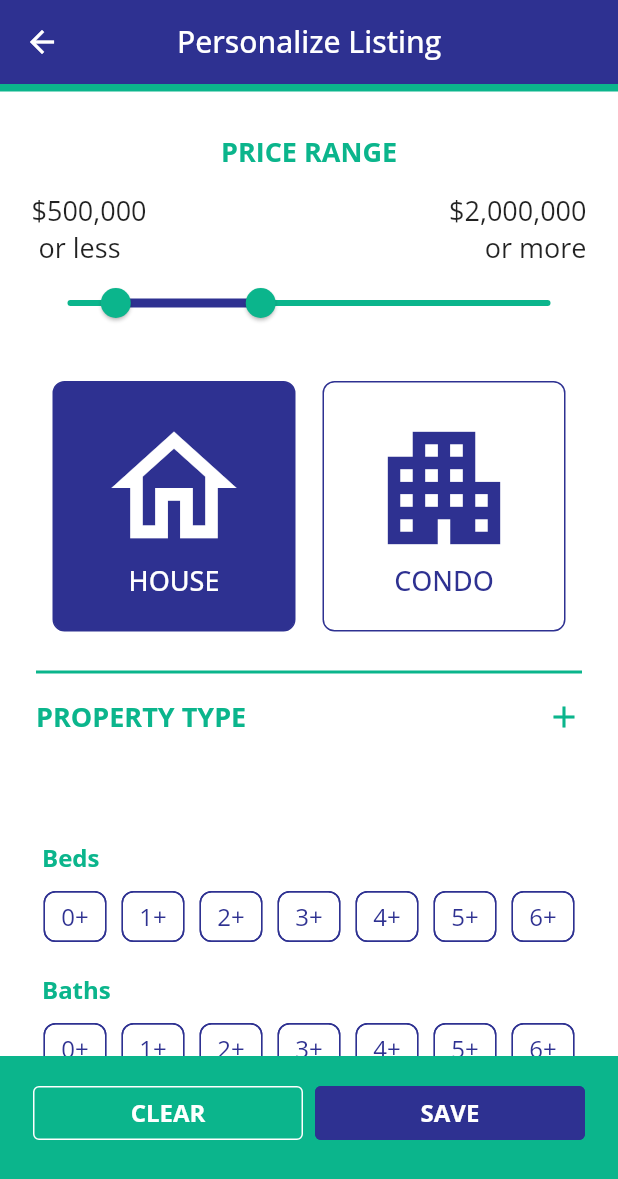
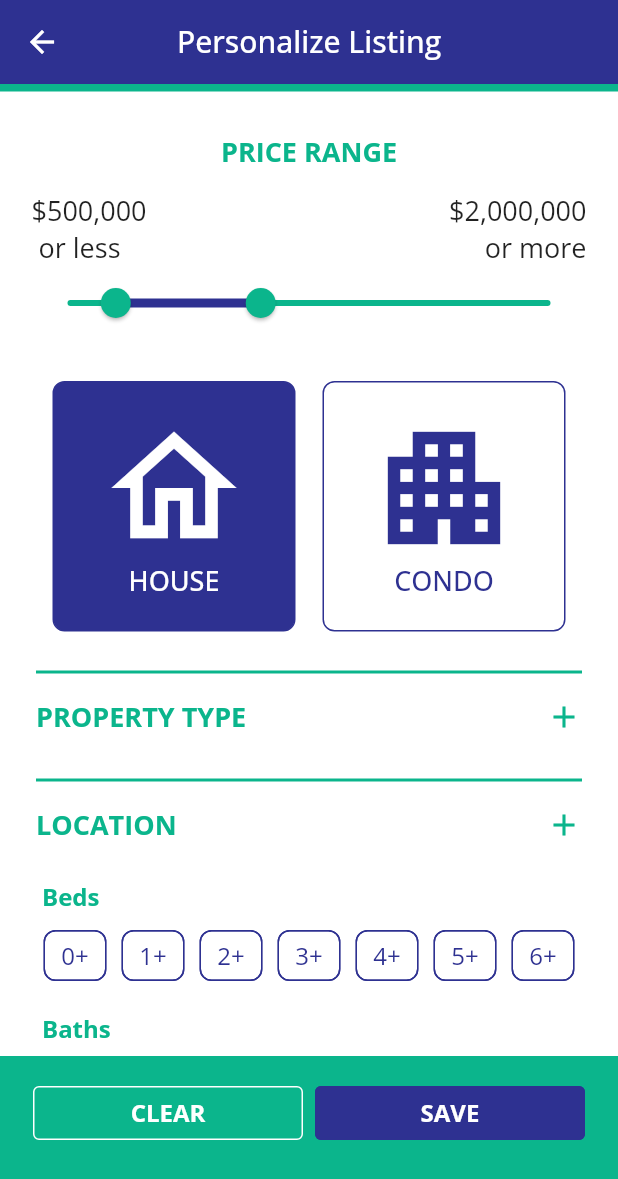
Before and after one commit to hesptech/rhouse_test, a Flutter app: the FiltersScreen screen opened by its route, on a phone screen of 412 x 824 dp. Shown: the top 1179 px of the screen. Run offline on Flutter 3.47's test engine with Material 2 defaults, Android fonts, the phone set to English and light mode, and no system bars; our stand-ins replace firebase_auth, firebase_core, geolocator, google_fonts, google_maps_flutter and 1 more; missing offline and left inert: dart:ffi; accounts and stored records are empty.

Commit message:
FILTERS Location, TrCentral, TrEast

```diff
--- a/lib/filters/filters.dart
+++ b/lib/filters/filters.dart
@@ -2,4 +2,5 @@ export 'package:flutter_black_white/filters/filters_class_buttons.dart';
 export 'package:flutter_black_white/filters/filters_class_icons_bt.dart';
 export 'package:flutter_black_white/filters/filters_price_range.dart';
 export 'package:flutter_black_white/filters/filters_property_type.dart';
+export 'package:flutter_black_white/filters/filters_location.dart';
 export 'package:flutter_black_white/filters/filters_bottom_bar.dart';
--- /dev/null
+++ b/lib/filters/filters_location.dart
@@ -0,0 +1,124 @@
+import 'package:flutter/material.dart';
+
+//import 'package:flutter_black_white/utils/shared_preferences.dart';
+import 'package:flutter_black_white/utils/constants.dart';
+import 'package:flutter_black_white/filters/filters_tr_central.dart';
+import 'package:flutter_black_white/filters/filters_tr_east.dart';
+
+class FiltersLocation extends StatefulWidget {
+  const FiltersLocation({Key? key}) : super(key: key);
+
+  @override
+  State<FiltersLocation> createState() => _FiltersLocationState();
+}
+
+class _FiltersLocationState extends State<FiltersLocation> {
+
+  late List<bool> _openCloseIcons;
+
+  @override
+  void initState() {
+    super.initState();
+
+    _openCloseIcons = <bool>[
+      false,
+      false,
+      false,
+      false,
+    ];
+  }
+
+
+  @override
+  Widget build(BuildContext context) {
+    return SizedBox(
+      child: Theme(
+        data: Theme.of(context).copyWith(dividerColor: Colors.transparent),
+        child: Column(
+          children: [
+            const Divider(
+              thickness: 2.0,
+              color: kSecondaryColor,
+              indent: 24.0,
+              endIndent: 24.0,
+              height: 0,
+            ),
+            ExpansionTile(
+              tilePadding: const EdgeInsets.symmetric(horizontal: 24.0),
+              childrenPadding: const EdgeInsets.symmetric(horizontal: 10.0),
+              title: const Text('LOCATION', style: TextStyle(fontSize: 18, fontWeight: FontWeight.bold, color: kSecondaryColor),),
+              trailing: Icon(
+                _openCloseIcons[0] ? Icons.remove : Icons.add,
+                color: kSecondaryColor,
+              ),
+              children: <Widget>[
+                ExpansionTile(
+                  title: const Text('TORONTO', style: TextStyle(color: kPrimaryColor, fontWeight: FontWeight.w500, ),),
+                  trailing: Icon(
+                    _openCloseIcons[1] ? Icons.remove : Icons.add,
+                    color: kPrimaryColor,
+                    size: 18.0,
+                  ),
+                  children: const [
+                    FiltersTrCentral(),
+                    SizedBox( height: 16.0,),
+                    FiltersTrEast(),
+                    SizedBox( height: 16.0,)
+                  ],
+                  onExpansionChanged: (bool expanded) {
+                    setState(() => _openCloseIcons[1] = expanded );
+                  },
+                ),
+                const Divider(
+                  thickness: 1.0,
+                  color: kPrimaryColor,
+                  indent: 12.0,
+                  endIndent: 12.0,
+                  height: 0,
+                ),
+                ExpansionTile(
+                  title: const Text('SUBURBS AND CITY OUT SKIRTS', style: TextStyle(color: kPrimaryColor, fontWeight: FontWeight.w500, ),),
+                  trailing: Icon(
+                    _openCloseIcons[2] ? Icons.remove : Icons.add,
+                    color: kPrimaryColor,
+                    size: 18.0,
+                  ),
+                  children: [
+                    Column(
+                      children: [
+                        const SizedBox( height: 1.0, ),
+                        const Divider(
+                          thickness: 1.0,
+                          color: kPrimaryColor,
+                          indent: 12.0,
+                          endIndent: 12.0,
+                          height: 0,
+                        ),
+                        Padding(
+                          padding: const EdgeInsets.fromLTRB(14.0, 0.0, 14.0, 0.0),
+                          child: Row(
+                            mainAxisAlignment: MainAxisAlignment.spaceBetween,
+                            children: [
+                              const Text('GTA West', style: TextStyle(color: kPrimaryColor, fontWeight: FontWeight.w500, ),),
+                              TextButton(
+                                onPressed: () {},
+                                child: Text( 'Select all', style: const TextStyle( fontSize: 14, fontWeight: FontWeight.w400, color: kSecondaryColor),),
+                              )
+                            ],
+                          ),
+                        )
+                      ],
+                    )
+                  ],
+                  onExpansionChanged: (bool expanded) {
+                    setState(() => _openCloseIcons[2] = expanded );
+                  },
+                ),
+              ],
+            )
+          ],
+      )
+      ),
+    );
+  }
+}
--- a/lib/screens/filters_screen.dart
+++ b/lib/screens/filters_screen.dart
@@ -101,7 +101,7 @@ class _FiltersExpansionTilesState extends State<FiltersExpansionTiles> {
 
           const SizedBox( height: 14.0, ),
 
-          const SizedBox( height: 32.0, ),
+          const FiltersLocation(),
 
 
 
```
Also changed, not shown: lib/filters/filters_tr_central.dart (added, +124 -0 lines), lib/filters/filters_tr_east.dart (added, +123 -0 lines).
